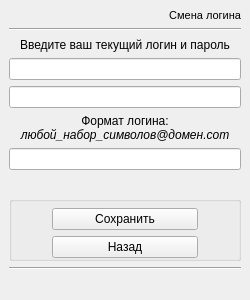
This is ui/login_stack.ui in DvaMishkiLapa/StaffMI_client as Qt 5 draws it before an edit. The edited form follows.
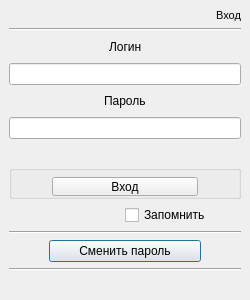
This is the edited form. The open tabs and pages were chosen to show the change. Icons and pictures are not drawn.

Commit message: Removed login function

Patch:
```diff
--- a/ui/login_stack.ui
+++ b/ui/login_stack.ui
@@ -67,6 +67,36 @@
      </property>
      <widget class="QWidget" name="page_login">
       <layout class="QGridLayout" name="gridLayout_5">
+       <item row="6" column="0" colspan="2">
+        <widget class="QLabel" name="error_loginpwd">
+         <property name="sizePolicy">
+          <sizepolicy hsizetype="Minimum" vsizetype="Minimum">
+           <horstretch>0</horstretch>
+           <verstretch>0</verstretch>
+          </sizepolicy>
+         </property>
+         <property name="layoutDirection">
+          <enum>Qt::LeftToRight</enum>
+         </property>
+         <property name="styleSheet">
+          <string notr="true">color: rgb(255, 0, 0);
+font-weight: bold;</string>
+         </property>
+         <property name="text">
+          <string/>
+         </property>
+         <property name="alignment">
+          <set>Qt::AlignCenter</set>
+         </property>
+        </widget>
+       </item>
+       <item row="16" column="0" colspan="2">
+        <widget class="Line" name="line_3">
+         <property name="orientation">
+          <enum>Qt::Horizontal</enum>
+         </property>
+        </widget>
+       </item>
        <item row="0" column="1">
         <widget class="QLabel" name="name_menu_login">
          <property name="sizePolicy">
@@ -114,32 +144,7 @@
          </property>
         </widget>
        </item>
-       <item row="2" column="0" colspan="2">
-        <widget class="QLineEdit" name="input_login">
-         <property name="sizePolicy">
-          <sizepolicy hsizetype="Minimum" vsizetype="Fixed">
-           <horstretch>0</horstretch>
-           <verstretch>0</verstretch>
-          </sizepolicy>
-         </property>
-         <property name="toolTip">
-          <string>&lt;html&gt;&lt;head/&gt;&lt;body&gt;&lt;p&gt;&lt;br/&gt;&lt;/p&gt;&lt;/body&gt;&lt;/html&gt;</string>
-         </property>
-         <property name="styleSheet">
-          <string notr="true"/>
-         </property>
-         <property name="text">
-          <string/>
-         </property>
-         <property name="maxLength">
-          <number>100</number>
-         </property>
-         <property name="alignment">
-          <set>Qt::AlignCenter</set>
-         </property>
-        </widget>
-       </item>
-       <item row="3" column="0" colspan="2">
+       <item row="5" column="0" colspan="2">
         <widget class="QLineEdit" name="input_pwd">
          <property name="styleSheet">
           <string notr="true"/>
@@ -158,105 +163,7 @@
          </property>
         </widget>
        </item>
-       <item row="4" column="0" colspan="2">
-        <widget class="QLabel" name="error_loginpwd">
-         <property name="sizePolicy">
-          <sizepolicy hsizetype="Minimum" vsizetype="Minimum">
-           <horstretch>0</horstretch>
-           <verstretch>0</verstretch>
-          </sizepolicy>
-         </property>
-         <property name="layoutDirection">
-          <enum>Qt::LeftToRight</enum>
-         </property>
-         <property name="styleSheet">
-          <string notr="true">color: rgb(255, 0, 0);
-font-weight: bold;</string>
-         </property>
-         <property name="text">
-          <string/>
-         </property>
-         <property name="alignment">
-          <set>Qt::AlignCenter</set>
-         </property>
-        </widget>
-       </item>
-       <item row="5" column="0" colspan="2">
-        <widget class="QGroupBox" name="groupBox">
-         <property name="sizePolicy">
-          <sizepolicy hsizetype="Preferred" vsizetype="Fixed">
-           <horstretch>0</horstretch>
-           <verstretch>0</verstretch>
-          </sizepolicy>
-         </property>
-         <property name="title">
-          <string/>
-         </property>
-         <property name="flat">
-          <bool>true</bool>
-         </property>
-         <layout class="QGridLayout" name="gridLayout_3">
-          <property name="leftMargin">
-           <number>0</number>
-          </property>
-          <property name="topMargin">
-           <number>6</number>
-          </property>
-          <property name="rightMargin">
-           <number>0</number>
-          </property>
-          <property name="bottomMargin">
-           <number>0</number>
-          </property>
-          <property name="horizontalSpacing">
-           <number>0</number>
-          </property>
-          <property name="verticalSpacing">
-           <number>6</number>
-          </property>
-          <item row="0" column="2">
-           <spacer name="horizontalSpacer_3">
-            <property name="orientation">
-             <enum>Qt::Horizontal</enum>
-            </property>
-            <property name="sizeHint" stdset="0">
-             <size>
-              <width>40</width>
-              <height>20</height>
-             </size>
-            </property>
-           </spacer>
-          </item>
-          <item row="0" column="1">
-           <widget class="QPushButton" name="login_button">
-            <property name="sizePolicy">
-             <sizepolicy hsizetype="Minimum" vsizetype="Fixed">
-              <horstretch>100</horstretch>
-              <verstretch>100</verstretch>
-             </sizepolicy>
-            </property>
-            <property name="text">
-             <string>Вход</string>
-            </property>
-           </widget>
-          </item>
-          <item row="0" column="0">
-           <spacer name="horizontalSpacer_2">
-            <property name="orientation">
-             <enum>Qt::Horizontal</enum>
-            </property>
-            <property name="sizeHint" stdset="0">
-             <size>
-              <width>40</width>
-              <height>20</height>
-             </size>
-            </property>
-           </spacer>
-          </item>
-         </layout>
-        </widget>
-       </item>
-       <item row="6" column="0">
+       <item row="8" column="0">
         <spacer name="horizontalSpacer">
          <property name="orientation">
           <enum>Qt::Horizontal</enum>
@@ -272,7 +179,53 @@
          </property>
         </spacer>
        </item>
-       <item row="6" column="1">
+       <item row="9" column="0" colspan="2">
+        <widget class="Line" name="line_2">
+         <property name="orientation">
+          <enum>Qt::Horizontal</enum>
+         </property>
+        </widget>
+       </item>
+       <item row="17" column="0" colspan="2">
+        <widget class="QLabel" name="label_log_login">
+         <property name="styleSheet">
+          <string notr="true">color: rgb(255, 0, 0);
+font-weight: bold;</string>
+         </property>
+         <property name="text">
+          <string/>
+         </property>
+         <property name="alignment">
+          <set>Qt::AlignRight|Qt::AlignTrailing|Qt::AlignVCenter</set>
+         </property>
+        </widget>
+       </item>
+       <item row="3" column="0" colspan="2">
+        <widget class="QLineEdit" name="input_login">
+         <property name="sizePolicy">
+          <sizepolicy hsizetype="Minimum" vsizetype="Fixed">
+           <horstretch>0</horstretch>
+           <verstretch>0</verstretch>
+          </sizepolicy>
+         </property>
+         <property name="toolTip">
+          <string>&lt;html&gt;&lt;head/&gt;&lt;body&gt;&lt;p&gt;&lt;br/&gt;&lt;/p&gt;&lt;/body&gt;&lt;/html&gt;</string>
+         </property>
+         <property name="styleSheet">
+          <string notr="true"/>
+         </property>
+         <property name="text">
+          <string/>
+         </property>
+         <property name="maxLength">
+          <number>100</number>
+         </property>
+         <property name="alignment">
+          <set>Qt::AlignCenter</set>
+         </property>
+        </widget>
+       </item>
+       <item row="8" column="1">
         <widget class="QCheckBox" name="check_save_loginpwd">
          <property name="sizePolicy">
           <sizepolicy hsizetype="Expanding" vsizetype="Fixed">
@@ -291,64 +244,213 @@
          </property>
         </widget>
        </item>
+       <item row="15" column="0" colspan="2">
+        <layout class="QGridLayout" name="gridLayout_2">
+         <item row="0" column="1">
+          <widget class="QPushButton" name="newpwd_button">
+           <property name="sizePolicy">
+            <sizepolicy hsizetype="Minimum" vsizetype="Fixed">
+             <horstretch>100</horstretch>
+             <verstretch>0</verstretch>
+            </sizepolicy>
+           </property>
+           <property name="minimumSize">
+            <size>
+             <width>0</width>
+             <height>0</height>
+            </size>
+           </property>
+           <property name="text">
+            <string>Сменить пароль</string>
+           </property>
+          </widget>
+         </item>
+         <item row="0" column="0">
+          <spacer name="horizontalSpacer_6">
+           <property name="orientation">
+            <enum>Qt::Horizontal</enum>
+           </property>
+           <property name="sizeHint" stdset="0">
+            <size>
+             <width>40</width>
+             <height>20</height>
+            </size>
+           </property>
+          </spacer>
+         </item>
+         <item row="0" column="2">
+          <spacer name="horizontalSpacer_7">
+           <property name="orientation">
+            <enum>Qt::Horizontal</enum>
+           </property>
+           <property name="sizeHint" stdset="0">
+            <size>
+             <width>40</width>
+             <height>20</height>
+            </size>
+           </property>
+          </spacer>
+         </item>
+        </layout>
+       </item>
+       <item row="4" column="0" colspan="2">
+        <layout class="QGridLayout" name="gridLayout_8">
+         <item row="0" column="0">
+          <spacer name="horizontalSpacer_9">
+           <property name="orientation">
+            <enum>Qt::Horizontal</enum>
+           </property>
+           <property name="sizeHint" stdset="0">
+            <size>
+             <width>40</width>
+             <height>20</height>
+            </size>
+           </property>
+          </spacer>
+         </item>
+         <item row="0" column="1">
+          <widget class="QLabel" name="label_2">
+           <property name="text">
+            <string>Пароль</string>
+           </property>
+          </widget>
+         </item>
+         <item row="0" column="2">
+          <spacer name="horizontalSpacer_11">
+           <property name="orientation">
+            <enum>Qt::Horizontal</enum>
+           </property>
+           <property name="sizeHint" stdset="0">
+            <size>
+             <width>40</width>
+             <height>20</height>
+            </size>
+           </property>
+          </spacer>
+         </item>
+        </layout>
+       </item>
        <item row="7" column="0" colspan="2">
-        <spacer name="verticalSpacer">
-         <property name="orientation">
-          <enum>Qt::Vertical</enum>
+        <widget class="QGroupBox" name="groupBox">
+         <property name="sizePolicy">
+          <sizepolicy hsizetype="Preferred" vsizetype="Fixed">
+           <horstretch>0</horstretch>
+           <verstretch>0</verstretch>
+          </sizepolicy>
          </property>
-         <property name="sizeType">
-          <enum>QSizePolicy::Fixed</enum>
-         </property>
-         <property name="sizeHint" stdset="0">
-          <size>
-           <width>229</width>
-           <height>40</height>
-          </size>
-         </property>
-        </spacer>
-       </item>
-       <item row="8" column="0" colspan="2">
-        <widget class="Line" name="line_2">
-         <property name="orientation">
-          <enum>Qt::Horizontal</enum>
-         </property>
-        </widget>
-       </item>
-       <item row="9" column="0">
-        <widget class="QPushButton" name="newlogin_button">
-         <property name="text">
-          <string>Сменить логин</string>
-         </property>
-        </widget>
-       </item>
-       <item row="9" column="1">
-        <widget class="QPushButton" name="newpwd_button">
-         <property name="text">
-          <string>Сменить пароль</string>
-         </property>
-        </widget>
-       </item>
-       <item row="10" column="0" colspan="2">
-        <widget class="Line" name="line_3">
-         <property name="orientation">
-          <enum>Qt::Horizontal</enum>
-         </property>
-        </widget>
-       </item>
-       <item row="11" column="0" colspan="2">
-        <widget class="QLabel" name="label_log_login">
-         <property name="styleSheet">
-          <string notr="true">color: rgb(255, 0, 0);
-font-weight: bold;</string>
-         </property>
-         <property name="text">
+         <property name="title">
           <string/>
          </property>
          <property name="alignment">
           <set>Qt::AlignRight|Qt::AlignTrailing|Qt::AlignVCenter</set>
          </property>
+         <layout class="QGridLayout" name="gridLayout_3">
+          <property name="leftMargin">
+           <number>0</number>
+          </property>
+          <property name="topMargin">
+           <number>6</number>
+          </property>
+          <property name="rightMargin">
+           <number>0</number>
+          </property>
+          <property name="bottomMargin">
+           <number>0</number>
+          </property>
+          <property name="horizontalSpacing">
+           <number>0</number>
+          </property>
+          <property name="verticalSpacing">
+           <number>6</number>
+          </property>
+          <item row="0" column="2">
+           <spacer name="horizontalSpacer_3">
+            <property name="orientation">
+             <enum>Qt::Horizontal</enum>
+            </property>
+            <property name="sizeHint" stdset="0">
+             <size>
+              <width>40</width>
+              <height>20</height>
+             </size>
+            </property>
+           </spacer>
+          </item>
+          <item row="0" column="1">
+           <widget class="QPushButton" name="login_button">
+            <property name="sizePolicy">
+             <sizepolicy hsizetype="Minimum" vsizetype="Fixed">
+              <horstretch>100</horstretch>
+              <verstretch>0</verstretch>
+             </sizepolicy>
+            </property>
+            <property name="minimumSize">
+             <size>
+              <width>0</width>
+              <height>18</height>
+             </size>
+            </property>
+            <property name="text">
+             <string>Вход</string>
+            </property>
+           </widget>
+          </item>
+          <item row="0" column="0">
+           <spacer name="horizontalSpacer_2">
+            <property name="orientation">
+             <enum>Qt::Horizontal</enum>
+            </property>
+            <property name="sizeHint" stdset="0">
+             <size>
+              <width>40</width>
+              <height>20</height>
+             </size>
+            </property>
+           </spacer>
+          </item>
+         </layout>
         </widget>
        </item>
+       <item row="2" column="0" colspan="2">
+        <layout class="QGridLayout" name="gridLayout_7">
+         <property name="horizontalSpacing">
+          <number>6</number>
+         </property>
+         <item row="0" column="0">
+          <spacer name="horizontalSpacer_8">
+           <property name="orientation">
+            <enum>Qt::Horizontal</enum>
+           </property>
+           <property name="sizeHint" stdset="0">
+            <size>
+             <width>40</width>
+             <height>20</height>
+            </size>
+           </property>
+          </spacer>
+         </item>
+         <item row="0" column="1">
+          <widget class="QLabel" name="label">
+           <property name="text">
+            <string>Логин</string>
+           </property>
+          </widget>
+         </item>
+         <item row="0" column="2">
+          <spacer name="horizontalSpacer_10">
+           <property name="orientation">
+            <enum>Qt::Horizontal</enum>
+           </property>
+           <property name="sizeHint" stdset="0">
+            <size>
+             <width>40</width>
+             <height>20</height>
+            </size>
+           </property>
+          </spacer>
+         </item>
+        </layout>
+       </item>
       </layout>
      </widget>
      <widget class="QWidget" name="page_replace_pwd">
@@ -659,320 +761,6 @@
        </item>
       </layout>
      </widget>
-     <widget class="QWidget" name="page_replace_login">
-      <layout class="QGridLayout" name="gridLayout_7">
-       <item row="0" column="1">
-        <widget class="QLabel" name="name_menu_replogin">
-         <property name="sizePolicy">
-          <sizepolicy hsizetype="Preferred" vsizetype="Fixed">
-           <horstretch>0</horstretch>
-           <verstretch>0</verstretch>
-          </sizepolicy>
-         </property>
-         <property name="font">
-          <font>
-           <family>MS Shell Dlg 2</family>
-           <pointsize>8</pointsize>
-           <weight>9</weight>
-           <italic>false</italic>
-           <bold>false</bold>
-          </font>
-         </property>
-         <property name="focusPolicy">
-          <enum>Qt::NoFocus</enum>
-         </property>
-         <property name="layoutDirection">
-          <enum>Qt::LeftToRight</enum>
-         </property>
-         <property name="autoFillBackground">
-          <bool>false</bool>
-         </property>
-         <property name="styleSheet">
-          <string notr="true">font: 75 8pt &quot;MS Shell Dlg 2&quot;;</string>
-         </property>
-         <property name="text">
-          <string>Смена логина</string>
-         </property>
-         <property name="textFormat">
-          <enum>Qt::AutoText</enum>
-         </property>
-         <property name="alignment">
-          <set>Qt::AlignRight|Qt::AlignTrailing|Qt::AlignVCenter</set>
-         </property>
-        </widget>
-       </item>
-       <item row="1" column="0" colspan="2">
-        <widget class="Line" name="line_7">
-         <property name="orientation">
-          <enum>Qt::Horizontal</enum>
-         </property>
-        </widget>
-       </item>
-       <item row="3" column="0" colspan="2">
-        <widget class="QLineEdit" name="input_oldlogin">
-         <property name="sizePolicy">
-          <sizepolicy hsizetype="Expanding" vsizetype="Fixed">
-           <horstretch>0</horstretch>
-           <verstretch>0</verstretch>
-          </sizepolicy>
-         </property>
-         <property name="toolTip">
-          <string>&lt;html&gt;&lt;head/&gt;&lt;body&gt;&lt;p&gt;&lt;br/&gt;&lt;/p&gt;&lt;/body&gt;&lt;/html&gt;</string>
-         </property>
-         <property name="styleSheet">
-          <string notr="true"/>
-         </property>
-         <property name="text">
-          <string/>
-         </property>
-         <property name="maxLength">
-          <number>100</number>
-         </property>
-         <property name="alignment">
-          <set>Qt::AlignCenter</set>
-         </property>
-        </widget>
-       </item>
-       <item row="6" column="0" colspan="2">
-        <widget class="QLineEdit" name="input_newlogin">
-         <property name="styleSheet">
-          <string notr="true"/>
-         </property>
-         <property name="text">
-          <string/>
-         </property>
-         <property name="maxLength">
-          <number>100</number>
-         </property>
-         <property name="echoMode">
-          <enum>QLineEdit::Normal</enum>
-         </property>
-         <property name="alignment">
-          <set>Qt::AlignCenter</set>
-         </property>
-        </widget>
-       </item>
-       <item row="5" column="0" colspan="2">
-        <widget class="QLabel" name="message_newlogin">
-         <property name="sizePolicy">
-          <sizepolicy hsizetype="Preferred" vsizetype="Preferred">
-           <horstretch>0</horstretch>
-           <verstretch>0</verstretch>
-          </sizepolicy>
-         </property>
-         <property name="maximumSize">
-          <size>
-           <width>16777215</width>
-           <height>200</height>
-          </size>
-         </property>
-         <property name="sizeIncrement">
-          <size>
-           <width>20</width>
-           <height>20</height>
-          </size>
-         </property>
-         <property name="baseSize">
-          <size>
-           <width>10</width>
-           <height>20</height>
-          </size>
-         </property>
-         <property name="layoutDirection">
-          <enum>Qt::LeftToRight</enum>
-         </property>
-         <property name="text">
-          <string>&lt;html&gt;&lt;head/&gt;&lt;body&gt;&lt;p align=&quot;center&quot;&gt;Формат логина:&lt;br/&gt;&lt;span style=&quot; font-style:italic;&quot;&gt;любой_набор_символов@домен.com&lt;/span&gt;&lt;/p&gt;&lt;/body&gt;&lt;/html&gt;</string>
-         </property>
-         <property name="textFormat">
-          <enum>Qt::AutoText</enum>
-         </property>
-         <property name="scaledContents">
-          <bool>false</bool>
-         </property>
-         <property name="alignment">
-          <set>Qt::AlignCenter</set>
-         </property>
-        </widget>
-       </item>
-       <item row="4" column="0" colspan="2">
-        <widget class="QLineEdit" name="input_pwd_replogin">
-         <property name="text">
-          <string/>
-         </property>
-         <property name="maxLength">
-          <number>100</number>
-         </property>
-         <property name="echoMode">
-          <enum>QLineEdit::Password</enum>
-         </property>
-         <property name="alignment">
-          <set>Qt::AlignCenter</set>
-         </property>
-        </widget>
-       </item>
-       <item row="9" column="0" colspan="2">
-        <widget class="Line" name="line_6">
-         <property name="orientation">
-          <enum>Qt::Horizontal</enum>
-         </property>
-        </widget>
-       </item>
-       <item row="10" column="0" colspan="2">
-        <widget class="QLabel" name="label_log_replogin">
-         <property name="enabled">
-          <bool>true</bool>
-         </property>
-         <property name="styleSheet">
-          <string notr="true">color: rgb(255, 0, 0);
-font-weight: bold;</string>
-         </property>
-         <property name="text">
-          <string/>
-         </property>
-         <property name="alignment">
-          <set>Qt::AlignRight|Qt::AlignTrailing|Qt::AlignVCenter</set>
-         </property>
-        </widget>
-       </item>
-       <item row="8" column="0" colspan="2">
-        <widget class="QGroupBox" name="groupBox_3">
-         <property name="enabled">
-          <bool>true</bool>
-         </property>
-         <property name="sizePolicy">
-          <sizepolicy hsizetype="Minimum" vsizetype="Fixed">
-           <horstretch>0</horstretch>
-           <verstretch>0</verstretch>
-          </sizepolicy>
-         </property>
-         <property name="toolTipDuration">
-          <number>-1</number>
-         </property>
-         <property name="autoFillBackground">
-          <bool>false</bool>
-         </property>
-         <property name="title">
-          <string/>
-         </property>
-         <property name="flat">
-          <bool>true</bool>
-         </property>
-         <property name="checkable">
-          <bool>false</bool>
-         </property>
-         <property name="checked">
-          <bool>false</bool>
-         </property>
-         <layout class="QGridLayout" name="gridLayout_2">
-          <property name="sizeConstraint">
-           <enum>QLayout::SetMaximumSize</enum>
-          </property>
-          <property name="leftMargin">
-           <number>0</number>
-          </property>
-          <property name="topMargin">
-           <number>6</number>
-          </property>
-          <property name="rightMargin">
-           <number>0</number>
-          </property>
-          <property name="bottomMargin">
-           <number>0</number>
-          </property>
-          <property name="horizontalSpacing">
-           <number>0</number>
-          </property>
-          <property name="verticalSpacing">
-           <number>6</number>
-          </property>
-          <item row="0" column="1">
-           <widget class="QPushButton" name="save_newlogin_button">
-            <property name="sizePolicy">
-             <sizepolicy hsizetype="Minimum" vsizetype="Fixed">
-              <horstretch>100</horstretch>
-              <verstretch>100</verstretch>
-             </sizepolicy>
-            </property>
-            <property name="layoutDirection">
-             <enum>Qt::LeftToRight</enum>
-            </property>
-            <property name="autoFillBackground">
-             <bool>false</bool>
-            </property>
-            <property name="text">
-             <string>Сохранить</string>
-            </property>
-            <property name="flat">
-             <bool>false</bool>
-            </property>
-           </widget>
-          </item>
-          <item row="0" column="0">
-           <spacer name="horizontalSpacer_6">
-            <property name="orientation">
-             <enum>Qt::Horizontal</enum>
-            </property>
-            <property name="sizeHint" stdset="0">
-             <size>
-              <width>40</width>
-              <height>20</height>
-             </size>
-            </property>
-           </spacer>
-          </item>
-          <item row="1" column="1">
-           <widget class="QPushButton" name="back_login_button2">
-            <property name="text">
-             <string>Назад</string>
-            </property>
-           </widget>
-          </item>
-          <item row="0" column="2">
-           <spacer name="horizontalSpacer_7">
-            <property name="orientation">
-             <enum>Qt::Horizontal</enum>
-            </property>
-            <property name="sizeHint" stdset="0">
-             <size>
-              <width>40</width>
-              <height>20</height>
-             </size>
-            </property>
-           </spacer>
-          </item>
-         </layout>
-        </widget>
-       </item>
-       <item row="2" column="0" colspan="2">
-        <widget class="QLabel" name="label">
-         <property name="layoutDirection">
-          <enum>Qt::LeftToRight</enum>
-         </property>
-         <property name="text">
-          <string>Введите ваш текущий логин и пароль</string>
-         </property>
-         <property name="alignment">
-          <set>Qt::AlignCenter</set>
-         </property>
-        </widget>
-       </item>
-       <item row="7" column="0" colspan="2">
-        <widget class="QLabel" name="error_replog">
-         <property name="styleSheet">
-          <string notr="true">color: rgb(255, 0, 0);
-font-weight: bold;</string>
-         </property>
-         <property name="text">
-          <string/>
-         </property>
-         <property name="alignment">
-          <set>Qt::AlignCenter</set>
-         </property>
-        </widget>
-       </item>
-      </layout>
-     </widget>
     </widget>
    </item>
   </layout>
```
Left out of the diff: 10 changed lines with no effect on the pictures. The commit also changes 5 other files.
